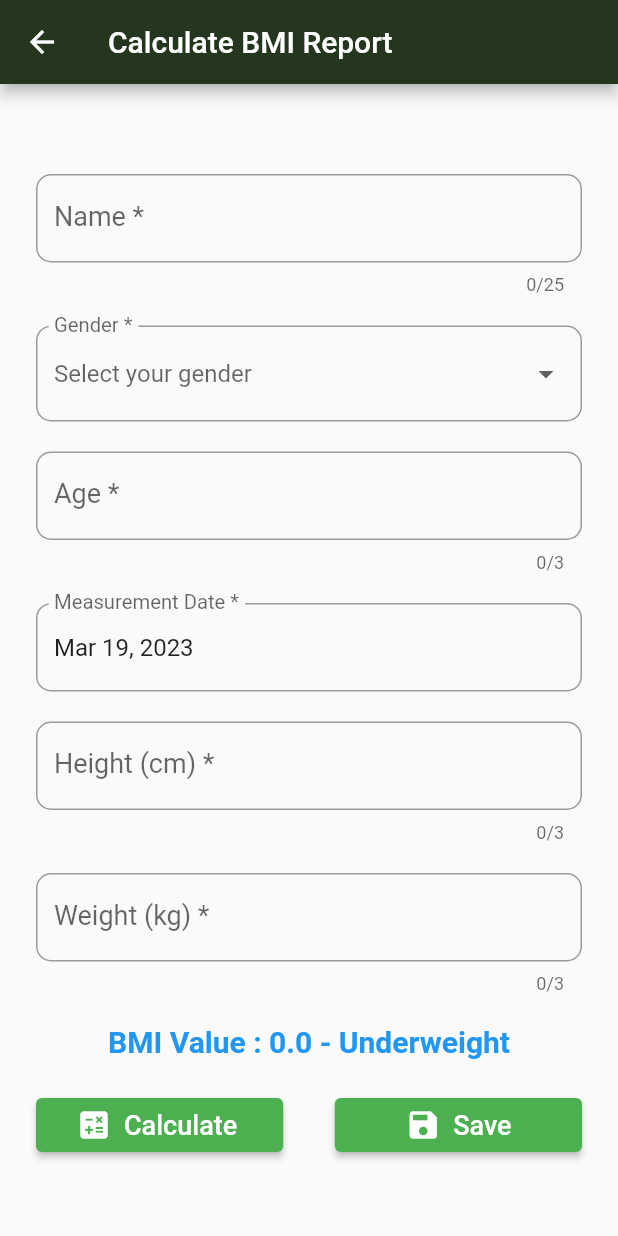
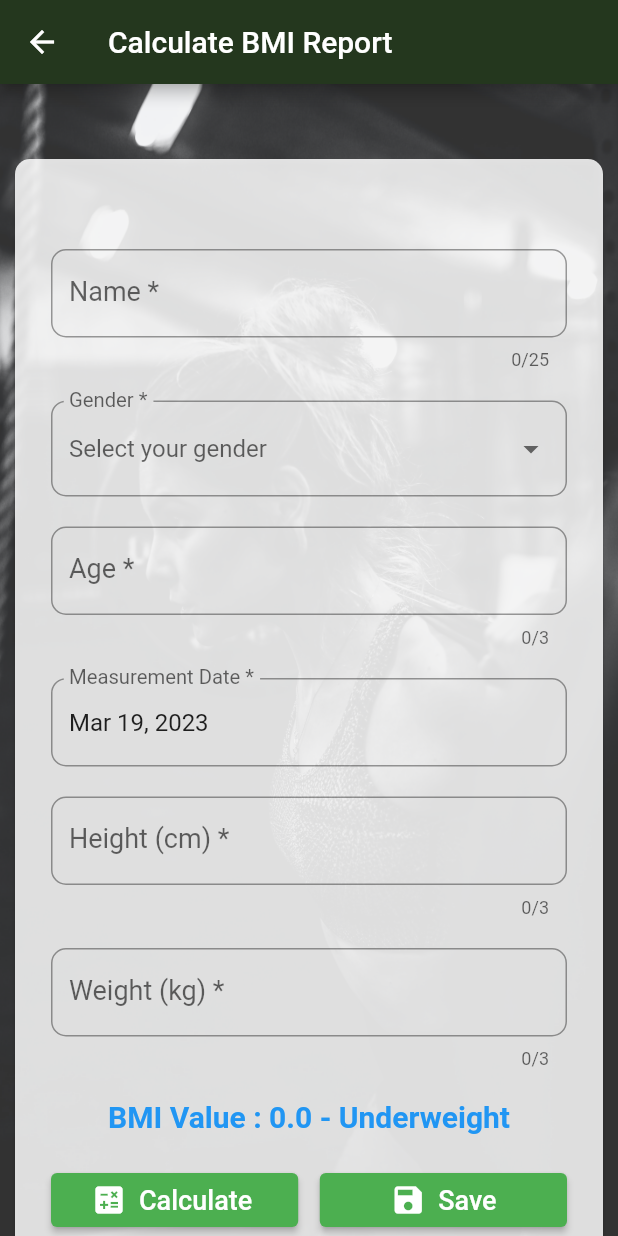
Before and after one commit to IT20131456/FitnessMate, a Flutter app: the BmiReportsView screen opened directly, after a tap on the "add" icon, on a phone screen of 412 x 824 dp. Run offline on Flutter 3.47's test engine with Material 2 defaults, Android fonts, the phone set to English and light mode, and no system bars; drawn by our look-alikes of date_time_picker; our stand-ins replace cloud_firestore, firebase_auth, firebase_core, fluttertoast, syncfusion_flutter_charts; missing offline and left inert: dart:ffi; accounts and stored records are empty.

Commit message:
Update bmi screeens

```diff
--- a/lib/main.dart
+++ b/lib/main.dart
@@ -1,6 +1,7 @@
 import 'package:flutter/material.dart';
 import 'package:firebase_core/firebase_core.dart';
 import 'package:fitness_mate/screens/login_screen.dart';
+
 
 Future<void> main() async {
   WidgetsFlutterBinding.ensureInitialized();
--- a/lib/screens/wellness_reports/bmi_form_screen.dart
+++ b/lib/screens/wellness_reports/bmi_form_screen.dart
@@ -19,9 +19,9 @@ class _BmiFormState extends State<BmiForm> {
   final _bmireportHeightController = TextEditingController();
   final _bmireportWeightController = TextEditingController();
   final _bmireportBmiValueController = TextEditingController();
-  String? _gender;
   final BmiReportService _bmiReportService = BmiReportService();
 
+  String? _gender;
   String? _name;
   int? _age;
   int? _height;
@@ -31,13 +31,56 @@ class _BmiFormState extends State<BmiForm> {
 
   final List<String> _genderOptions = ['Male', 'Female'];
 
+  double calculateBMI(int height, int weight) {
+    return weight / (height * height) * 10000;
+  }
+
+  String categorizeBMI(double bmi) {
+    if (bmi < 18.5) {
+      return "Underweight";
+    } else if (bmi >= 18.5 && bmi < 25) {
+      return "Normal";
+    } else if (bmi >= 25 && bmi < 30) {
+      return "Overweight";
+    } else {
+      return "Obese";
+    }
+  }
+
+  Color getBmiColor(double bmi) {
+    if (bmi < 18.5) {
+      return Colors.blue;
+    } else if (bmi >= 18.5 && bmi < 25) {
+      return Colors.green;
+    } else if (bmi >= 25 && bmi < 30) {
+      return Colors.orange;
+    } else {
+      return Colors.red;
+    }
+  }
+
   @override
   Widget build(BuildContext context) {
     return Scaffold(
       appBar: AppBar(
         title: Text('Calculate BMI Report'),
       ),
-      body: SingleChildScrollView(
+      body: Container(
+        decoration: BoxDecoration(
+          image: DecorationImage(
+            image: AssetImage("assets/images/fitness1.jpg"),
+            fit: BoxFit.cover,
+            opacity: 0.8,
+          ),
+        ),
+        child: SingleChildScrollView(
+          child: Card(
+            margin: EdgeInsets.only(left: 10,right: 10,top: 50,bottom: 50),
+            color: Color.fromARGB(255, 255, 255, 255).withOpacity(0.85),
+            shape: RoundedRectangleBorder(
+              borderRadius: BorderRadius.circular(10),
+              // side: BorderSide(color: Color.fromARGB(255, 0, 0, 0)),
+            ),
             child: Form(
               key: _formKey,
               child: Container(
@@ -267,8 +310,7 @@ class _BmiFormState extends State<BmiForm> {
                           SizedBox(
                             width: MediaQuery.of(context).size.width / 2.5,
                             child: ElevatedButton.icon(
-                          icon: Icon(
-                              Icons.calculate), // Add the icon to the button
+                              icon: Icon(Icons.calculate),
                               label: Text(
                                 'Calculate',
                                 style: TextStyle(
@@ -293,10 +335,8 @@ class _BmiFormState extends State<BmiForm> {
                               child: Row(
                                 mainAxisAlignment: MainAxisAlignment.center,
                                 children: [
-                              Icon(Icons.save), // Add the save icon
-                              SizedBox(
-                                  width:
-                                      8), // Add some spacing between the icon and text
+                                  Icon(Icons.save),
+                                  SizedBox(width: 8),
                                   Text(
                                     'Save',
                                     style: TextStyle(
@@ -310,11 +350,12 @@ class _BmiFormState extends State<BmiForm> {
                                   _formKey.currentState?.save();
                                   String name = _bmireportNameController.text;
                                   String? gender = _gender;
-                              int age = int.parse(_bmireportAgeController.text);
-                              int height =
-                                  int.parse(_bmireportHeightController.text);
-                              int weight =
-                                  int.parse(_bmireportWeightController.text);
+                                  int age =
+                                      int.parse(_bmireportAgeController.text);
+                                  int height = int.parse(
+                                      _bmireportHeightController.text);
+                                  int weight = int.parse(
+                                      _bmireportWeightController.text);
                                   double bmi = calculateBMI(height, weight);
                                   // Save the values to the Firebase database
                                   try {
@@ -359,7 +400,6 @@ class _BmiFormState extends State<BmiForm> {
                                     _bmireportHeightController.clear();
                                     _bmireportWeightController.clear();
                                     _bmireportBmiValueController.clear();
-                                // Reset the gender value
                                     setState(() {
                                       _gender = null;
                                     });
@@ -399,34 +439,8 @@ class _BmiFormState extends State<BmiForm> {
               ),
             ),
           ),
+        ),
+      ),
     );
   }
-
-  double calculateBMI(int height, int weight) {
-    return weight / (height * height) * 10000;
 }
-
-  String categorizeBMI(double bmi) {
-    if (bmi < 18.5) {
-      return "Underweight";
-    } else if (bmi >= 18.5 && bmi < 25) {
-      return "Normal";
-    } else if (bmi >= 25 && bmi < 30) {
-      return "Overweight";
-    } else {
-      return "Obese";
-    }
-  }
-
-  Color getBmiColor(double bmi) {
-    if (bmi < 18.5) {
-      return Colors.blue;
-    } else if (bmi >= 18.5 && bmi < 25) {
-      return Colors.green;
-    } else if (bmi >= 25 && bmi < 30) {
-      return Colors.orange;
-    } else {
-      return Colors.red;
-    }
-  }
-}
--- a/lib/screens/wellness_reports/bmi_reports_view_screen.dart
+++ b/lib/screens/wellness_reports/bmi_reports_view_screen.dart
@@ -7,6 +7,7 @@ import 'package:fitness_mate/services/bmi_report_service.dart';
 import 'package:fitness_mate/screens/wellness_reports/bmi_report.dart';
 import 'package:fitness_mate/screens/wellness_reports/bmi_report_update.dart';
 import 'package:fitness_mate/screens/wellness_reports/bmi_form_screen.dart';
+import 'package:fitness_mate/screens/wellness_reports/bmi_chart_screen.dart';
 
 class BmiReportsView extends StatefulWidget {
   const BmiReportsView({super.key});
@@ -16,9 +17,6 @@ class BmiReportsView extends StatefulWidget {
 }
 
 class _BmiReportsViewState extends State<BmiReportsView> {
-
-
-
   Stream<QuerySnapshot> getAllBMIReports() {
     return FirebaseFirestore.instance.collection('BMI Reports').snapshots();
   }
@@ -26,10 +24,23 @@ class _BmiReportsViewState extends State<BmiReportsView> {
   @override
   Widget build(BuildContext context) {
     return Scaffold(
-
-      body: StreamBuilder<QuerySnapshot>(
+      // appBar: AppBar(
+      //   title: Text("BMI Reports"),
+      //   centerTitle: true,
+      //   brightness: Brightness.dark,
+      // ),
+      body: Container(
+        decoration: BoxDecoration(
+          image: DecorationImage(
+            image: AssetImage("assets/images/fitness1.jpg"),
+            fit: BoxFit.cover,
+            opacity: 0.8,
+          ),
+        ),
+        child: StreamBuilder<QuerySnapshot>(
           stream: getAllBMIReports(),
-        builder: (BuildContext context, AsyncSnapshot<QuerySnapshot> snapshot) {
+          builder:
+              (BuildContext context, AsyncSnapshot<QuerySnapshot> snapshot) {
             if (snapshot.hasData) {
               final List<QueryDocumentSnapshot> documents = snapshot.data!.docs;
               return ListView.builder(
@@ -37,14 +48,17 @@ class _BmiReportsViewState extends State<BmiReportsView> {
                 itemBuilder: (BuildContext context, int index) {
                   final Map<String, dynamic> documentData =
                       documents[index].data()! as Map<String, dynamic>;
-                     DateTime date = DateTime.parse(documentData['date'].toDate().toString());
+                  DateTime date =
+                      DateTime.parse(documentData['date'].toDate().toString());
 
                   return Card(
                     margin: const EdgeInsets.all(18),
+                    color: Color.fromARGB(255, 255, 255, 255).withOpacity(0.95),
                     shape: RoundedRectangleBorder(
                       borderRadius: BorderRadius.circular(10),
-                    side: BorderSide(color: Color.fromARGB(255, 0, 0, 0)),
+                      // side: BorderSide(color: Color.fromARGB(255, 0, 0, 0)),
                     ),
+                    elevation: 100,
                     child: ListTile(
                       contentPadding: const EdgeInsets.all(16),
                       title: Text("Name : " + documentData['name'],
@@ -55,41 +69,45 @@ class _BmiReportsViewState extends State<BmiReportsView> {
                           SizedBox(
                             height: 5,
                           ),
-                        Text("Gender : " + documentData['gender'],
-                            style: TextStyle(fontSize: 16)),
-                        SizedBox(
-                          height: 5,
-                        ),
-                        Text("Age : " + documentData['age'].toString(),
-                            style: TextStyle(fontSize: 16)),
-                        SizedBox(
-                          height: 5,
-                        ),
-                        Text("Height : " + documentData['height'].toString(),
-                            style: TextStyle(fontSize: 16)),
-                        SizedBox(
-                          height: 5,
-                        ),
-                        Text("Weight : " + documentData['weight'].toString(),
-                            style: TextStyle(fontSize: 16)),
-                        SizedBox(
-                          height: 5,
-                        ),
-                        Text(
-                            "BMI Value : " +
-                                documentData['bmiValue'],
+                          // Text("Gender : " + documentData['gender'],
+                          //     style: TextStyle(fontSize: 16)),
+                          // SizedBox(
+                          //   height: 5,
+                          // ),
+                          // Text("Age : " + documentData['age'].toString(),
+                          //     style: TextStyle(fontSize: 16)),
+                          // SizedBox(
+                          //   height: 5,
+                          // ),
+                          // Text("Height : " + documentData['height'].toString(),
+                          //     style: TextStyle(fontSize: 16)),
+                          // SizedBox(
+                          //   height: 5,
+                          // ),
+                          // Text("Weight : " + documentData['weight'].toString(),
+                          //     style: TextStyle(fontSize: 16)),
+                          // SizedBox(
+                          //   height: 5,
+                          // ),
+                          Text("BMI Value : " + documentData['bmiValue'],
                               style: TextStyle(fontSize: 16)),
                           SizedBox(
                             height: 5,
                           ),
                           Text("Status : " + documentData['status'],
-                            style: TextStyle(fontSize: 16)),
+                              style: TextStyle(fontSize: 16,
+                              color: Color.fromARGB(255, 224, 21, 89))
+                              ),
+
                           SizedBox(
                             height: 5,
                           ),
-                        Text("Measurement Date : " + DateFormat('dd/MM/yyyy').format(date),
-                            style: TextStyle(fontSize: 16,color: Color.fromARGB(255, 2, 90, 8))),
-
+                          Text(
+                              "Date : " +
+                                  DateFormat('dd/MM/yyyy').format(date),
+                              style: TextStyle(
+                                  fontSize: 16,
+                                  color: Color.fromARGB(255, 2, 90, 8))),
                           SizedBox(
                             height: 5,
                           ),
@@ -126,7 +144,6 @@ class _BmiReportsViewState extends State<BmiReportsView> {
                                     documentSnapshot: documents[index])));
                       },
                     ),
-
                   );
                 },
               );
@@ -136,7 +153,11 @@ class _BmiReportsViewState extends State<BmiReportsView> {
             );
           },
         ),
-      floatingActionButton: FloatingActionButton(
+      ),
+      floatingActionButton: Column(
+        mainAxisAlignment: MainAxisAlignment.end,
+        children: [
+          FloatingActionButton(
             onPressed: () {
               Navigator.push(
                 context,
@@ -147,8 +168,20 @@ class _BmiReportsViewState extends State<BmiReportsView> {
             },
             child: const Icon(Icons.add),
           ),
+          SizedBox(height: 16),
+          FloatingActionButton(
+              onPressed: () {
+                Navigator.push(
+                  context,
+                  MaterialPageRoute(
+                    builder: (context) => BmiChart(),
+                  ),
+                );
+              },
+              child: Icon(Icons.timeline)),
+        ],
+      ),
       floatingActionButtonLocation: FloatingActionButtonLocation.endFloat,
-
     );
   }
 
```
Also changed, not shown: lib/screens/wellness_reports/bmi_chart_screen.dart (added, +53 -0 lines), lib/screens/wellness_reports/bmi_report.dart (+27 -16 lines), lib/screens/wellness_reports/bmi_report_update.dart (+22 -2 lines). Lines whose indentation alone changed are shown as unchanged.
